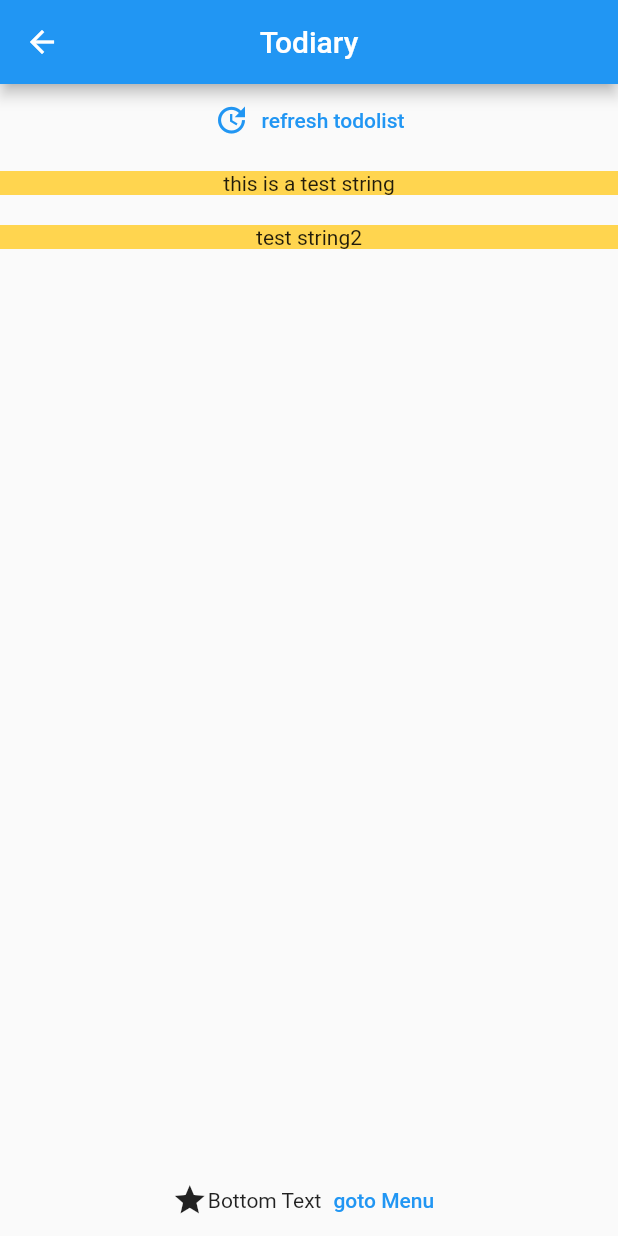
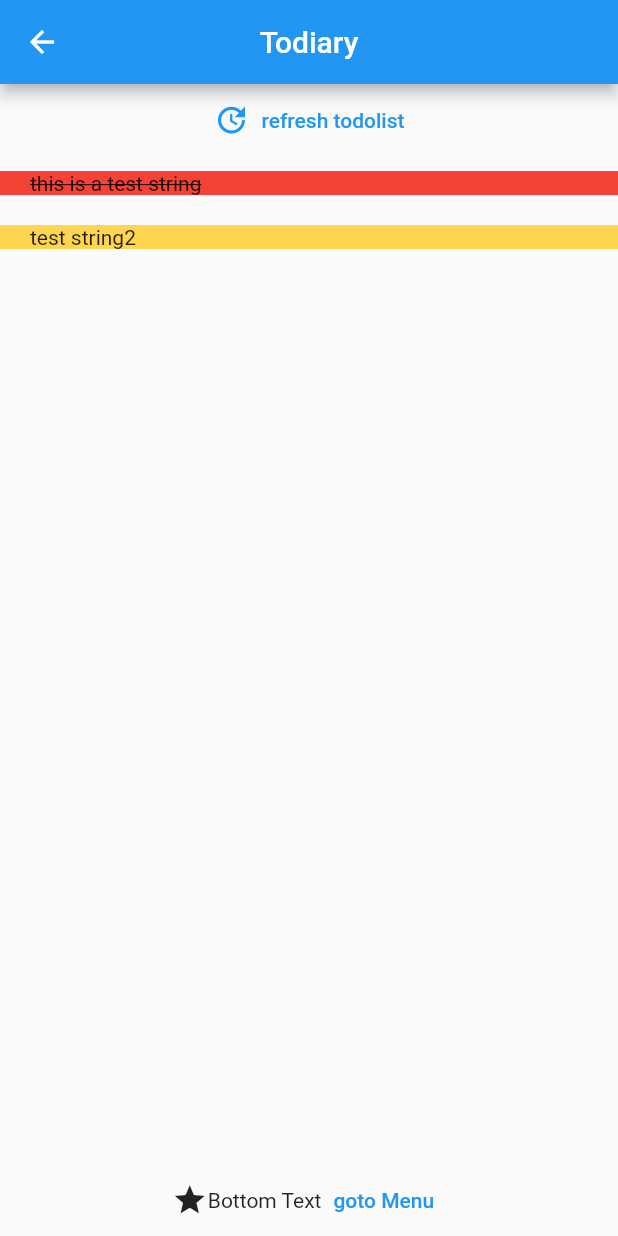
Before and after one commit to 0ArchLinux0/Todiary-Revised-App, a Flutter app: the screen it shows after launch, on a phone screen of 412 x 824 dp. Run offline on Flutter 3.47's test engine with Material 2 defaults, Android fonts, the phone set to English and light mode, and no system bars; missing offline and left inert: dart:ffi.

Commit message:
distinguish completed todos by bg-color(temporary)

```diff
--- a/lib/pages/home.dart
+++ b/lib/pages/home.dart
@@ -1,3 +1,5 @@
+import 'dart:ffi';
+
 import 'package:flutter/material.dart';
 import 'package:http/http.dart';
 import 'dart:convert';
@@ -9,15 +11,38 @@ class Home extends StatefulWidget {
 
 class _HomeState extends State<Home> {
 
-  List<String> todoItems = ["this is a test string", 'test string2'];
+  List<dynamic> todoItems = [
+    {
+      'todo': "this is a test string",
+      'completed': true,
+    },
+    {
+      'todo': 'test string2',
+      'completed': false,
+    },
+  ];
+  String date = '2021-05-20';
 
   void getData() async {
     // Uri endpoint = Uri.parse('https://api.todiary.ml:2083');
     // var query = { 'userOid': '60a4c9f8708c73536cb73f49', 'toGrab': ['todolist']},
     // Uri apiUrl = Uri.https('api.todiary.ml:2083', '/accountdata', query);
-    Uri apiUrl = Uri.https('api.todiary.ml:2083', '/accountdata', { 'userOid': '60a4c9f8708c73536cb73f49', 'toGrab[0]': 'todolist.2021-05-21'});
+    Uri apiUrl = Uri.https('api.todiary.ml:2083', '/accountdata',
+        {
+          'userOid': '60a4c9f8708c73536cb73f49',
+          'toGrab[0]': 'todolist.${date}',
+          // 'toGrab[1]': 'todolist.2021-05-22',
+        });
     Response res = await get(apiUrl);
-    print(res.body);
+    Map data = jsonDecode(res.body);
+    print(data['todolist'][date]);
+    // Map<String, String> todoMaps = data['todolist'][date]['todos'];
+    List todoMaps = data['todolist'][date]['todos'];
+    // todoMaps.forEach((key, value) { todoItems[key[]] })
+    setState(() {
+      // todoMaps.forEach((value) { todoItems.add(value['todo']); });
+      todoMaps.forEach((value) { todoItems.add(value); });
+    });
   }
 
   void initState() {
@@ -47,8 +72,17 @@ class _HomeState extends State<Home> {
                     return Container(
                         // height: 50,
                         margin: EdgeInsets.symmetric(vertical: 10.0),
-                        color: Colors.amber[300],
-                        child: Center(child: Text(todoItems[idx])),
+                        color: todoItems[idx]['completed'] ? Colors.red : Colors.amber[300],
+                        padding: EdgeInsets.symmetric(horizontal: 20),
+                        child: Row (
+                              children: <Widget> [
+                              Text(
+                                  todoItems[idx]['todo'],
+                                  textAlign: TextAlign.left,
+                                  style: TextStyle(decoration: todoItems[idx]['completed'] ? TextDecoration.lineThrough : TextDecoration.none )
+                              )
+                            ]
+                        ),
                     );
                   }
               ),
```
